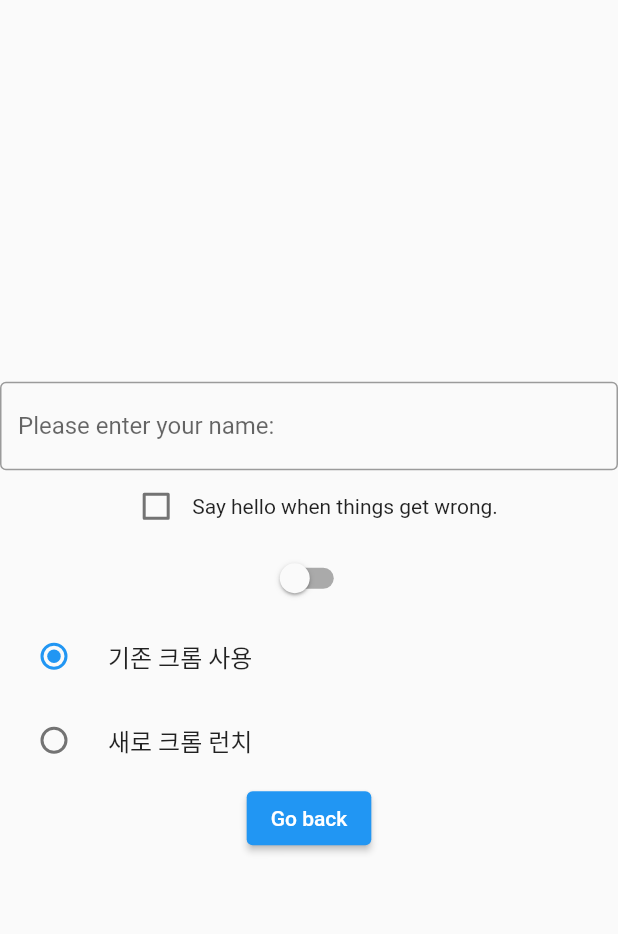
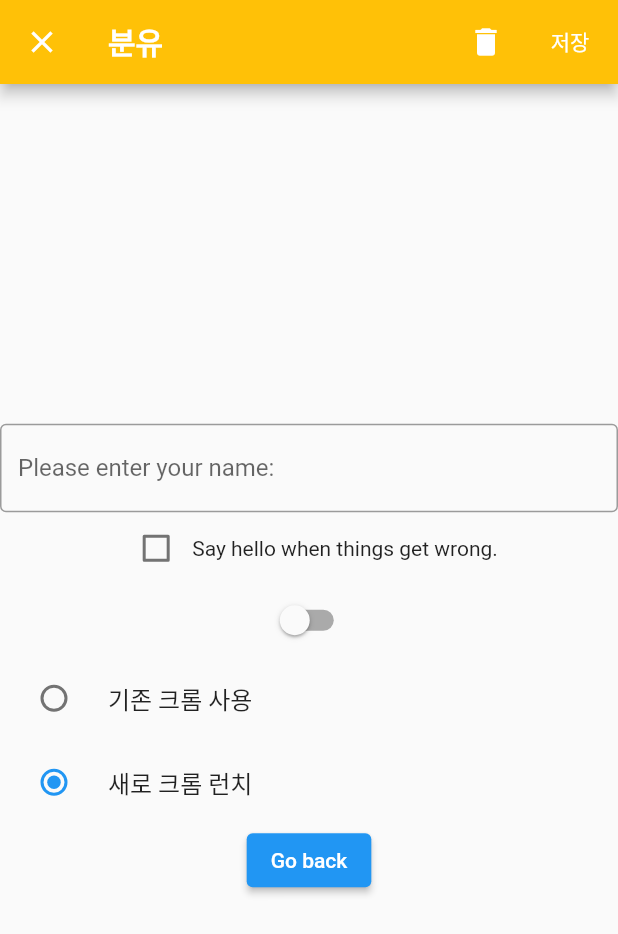
Before and after one commit to williechoi/simpleflutterapp, a Flutter app: the SecondPage screen opened by its route, after a tap on "새로 크롬 런치", on a phone screen of 412 x 824 dp. Shown: the top 934 px of the screen. Run offline on Flutter 3.47's test engine with Material 2 defaults, Android fonts, the phone set to English and light mode, and no system bars; our stand-ins replace table_calendar.

Commit message:
practice radiolisttile

```diff
--- a/lib/secondpage.dart
+++ b/lib/secondpage.dart
@@ -1,6 +1,6 @@
 import 'package:flutter/material.dart';
 
-enum ChromeMode {attach, launch}
+enum ChromeMode { attach, launch }
 
 class SecondPage extends StatefulWidget {
   const SecondPage({Key? key}) : super(key: key);
@@ -14,10 +14,41 @@ class _SecondPageState extends State<SecondPage> {
   var _isChecked2 = false;
   ChromeMode _chromeMode = ChromeMode.attach;
 
-
   @override
   Widget build(BuildContext context) {
     return Scaffold(
+      appBar: AppBar(
+        title: const Text(
+          "분유",
+          style: TextStyle(
+            fontWeight: FontWeight.bold,
+          ),
+        ),
+        backgroundColor: Colors.amber,
+        leading: IconButton(
+          icon: const Icon(Icons.close),
+          color: Colors.white,
+          onPressed: () {
+            Navigator.pop(context);
+          },
+        ),
+        actions: const <Widget>[
+          IconButton(
+            onPressed: null,
+            icon: Icon(
+              Icons.delete,
+              color: Colors.white,
+            ),
+          ),
+          TextButton(
+            onPressed: null,
+            child: Text(
+              "저장",
+              style: TextStyle(color: Colors.white),
+            ),
+          ),
+        ],
+      ),
       body: Column(
         mainAxisSize: MainAxisSize.max,
         mainAxisAlignment: MainAxisAlignment.center,
@@ -41,11 +72,8 @@ class _SecondPageState extends State<SecondPage> {
                     });
                   },
                 ),
-              const Text(
-                "Say hello when things get wrong."
-              ),
-            ]
-          ),
+                const Text("Say hello when things get wrong."),
+              ]),
           Switch(
             value: _isChecked2,
             onChanged: (value) {
@@ -60,7 +88,7 @@ class _SecondPageState extends State<SecondPage> {
             groupValue: _chromeMode,
             onChanged: (value) {
               setState(() {
-                _chromeMode = value!;
+                _chromeMode = value as ChromeMode;
               });
             },
           ),
@@ -70,7 +98,7 @@ class _SecondPageState extends State<SecondPage> {
             groupValue: _chromeMode,
             onChanged: (value) {
               setState(() {
-                _chromeMode = value ? ChromeMode.attach : ChromeMode.launch;
+                _chromeMode = value as ChromeMode;
               });
             },
           ),
```
Lines whose indentation alone changed are shown as unchanged.
